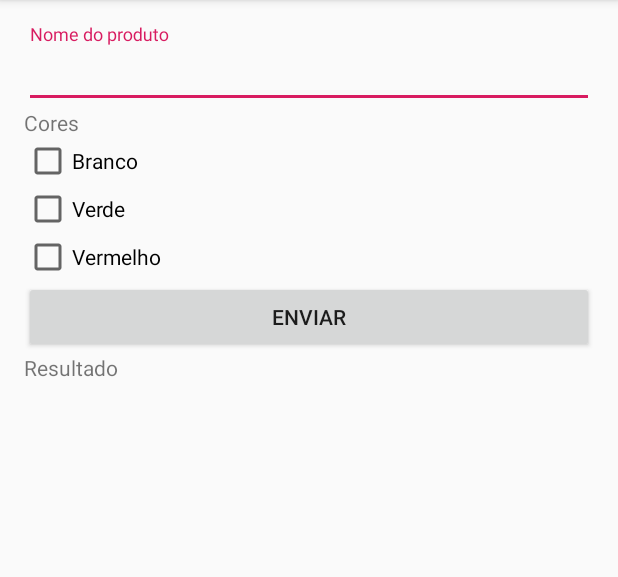
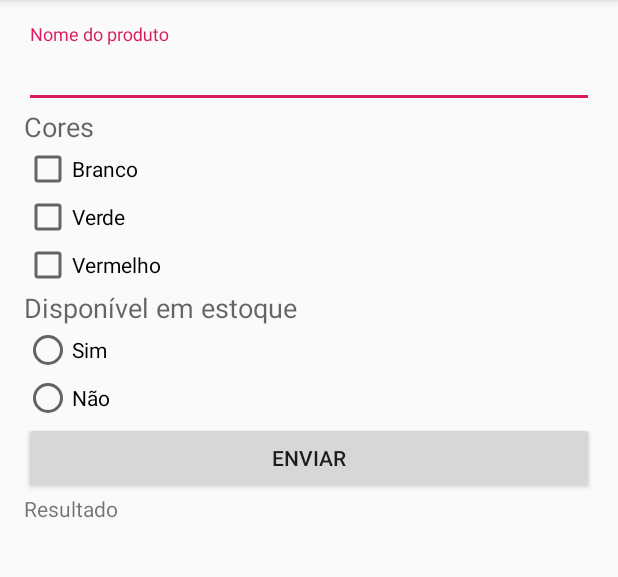
Before and after one commit to cbcarlos07/AndroidOreo_JD, an Android app: the screen it shows after launch (MainActivity), on a phone screen of 412 x 824 dp, the part 84-661 px from its top. Run offline under Robolectric (Android 15) with nearby library versions, the phone set to English and light mode, and no system bars.

Commit message:
81. Radio Buttons

```diff
--- a/ComandosBasicos/app/src/main/java/br/com/brito/comandosbasicos/MainActivity.java
+++ b/ComandosBasicos/app/src/main/java/br/com/brito/comandosbasicos/MainActivity.java
@@ -6,6 +6,7 @@ import android.os.Bundle;
 import android.view.View;
 import android.widget.Button;
 import android.widget.CheckBox;
+import android.widget.RadioGroup;
 import android.widget.TextView;
 
 import java.util.ArrayList;
@@ -16,6 +17,7 @@ public class MainActivity extends AppCompatActivity {
     private TextView resultado;
     private CheckBox cbBranco, cbVerde, cbVermelho;
     private List<String> check = new ArrayList<String>() ;
+    private RadioGroup rgEstoque;
     @Override
     protected void onCreate(Bundle savedInstanceState) {
         super.onCreate(savedInstanceState);
@@ -26,6 +28,8 @@ public class MainActivity extends AppCompatActivity {
         cbBranco  = findViewById( R.id.cbBranco );
         cbVerde  = findViewById( R.id.cbVerde );
         cbVermelho  = findViewById( R.id.cbVermelho );
+        rgEstoque = findViewById( R.id.rgEstoque );
+        verificaRadioButton();
     }
     public void verificaCheck(){
         check.clear();
@@ -43,9 +47,23 @@ public class MainActivity extends AppCompatActivity {
 
         resultado.setText( check.toString() );
     }
+
+    public void verificaRadioButton(){
+        rgEstoque.setOnCheckedChangeListener(new RadioGroup.OnCheckedChangeListener() {
+            @Override
+            public void onCheckedChanged(RadioGroup group, int checkedId) {
+                if( checkedId == R.id.rbSim ){
+                    resultado.setText("Sim");
+                }else{
+                    resultado.setText("Não");
+                }
+            }
+        });
+    }
     public void btEnviar(View view){
         /*String nomeProduto = campoProduto.getText().toString() + ".";
         resultado.setText( nomeProduto );*/
-        verificaCheck();
+        //verificaCheck();
+
     }
 }
--- a/ComandosBasicos/app/src/main/res/layout/activity_main.xml
+++ b/ComandosBasicos/app/src/main/res/layout/activity_main.xml
@@ -23,7 +23,8 @@
         android:id="@+id/textView2"
         android:layout_width="match_parent"
         android:layout_height="wrap_content"
-        android:text="Cores" />
+        android:text="Cores"
+        android:textAppearance="@style/TextAppearance.AppCompat.Medium" />
 
     <CheckBox
         android:id="@+id/cbBranco"
@@ -43,6 +44,32 @@
         android:layout_height="wrap_content"
         android:text="Vermelho" />
 
+    <TextView
+        android:id="@+id/textView3"
+        android:layout_width="match_parent"
+        android:layout_height="wrap_content"
+        android:text="Disponível em estoque"
+        android:textAppearance="@style/TextAppearance.AppCompat.Medium" />
+
+    <RadioGroup
+        android:id="@+id/rgEstoque"
+        android:layout_width="match_parent"
+        android:layout_height="wrap_content"
+        android:orientation="vertical">
+
+        <RadioButton
+            android:id="@+id/rbSim"
+            android:layout_width="match_parent"
+            android:layout_height="wrap_content"
+            android:text="Sim" />
+
+        <RadioButton
+            android:id="@+id/rbNao"
+            android:layout_width="match_parent"
+            android:layout_height="wrap_content"
+            android:text="Não" />
+    </RadioGroup>
+
     <Button
         android:id="@+id/btEnviar"
         android:layout_width="match_parent"
```
